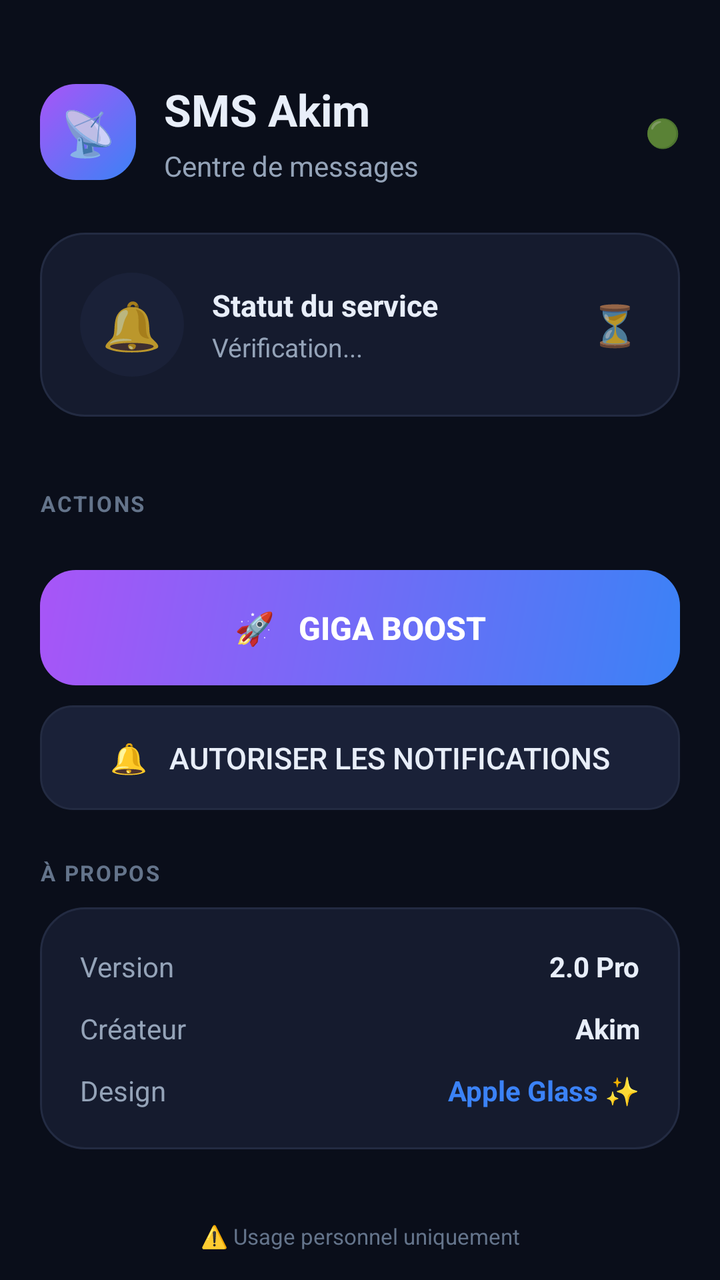
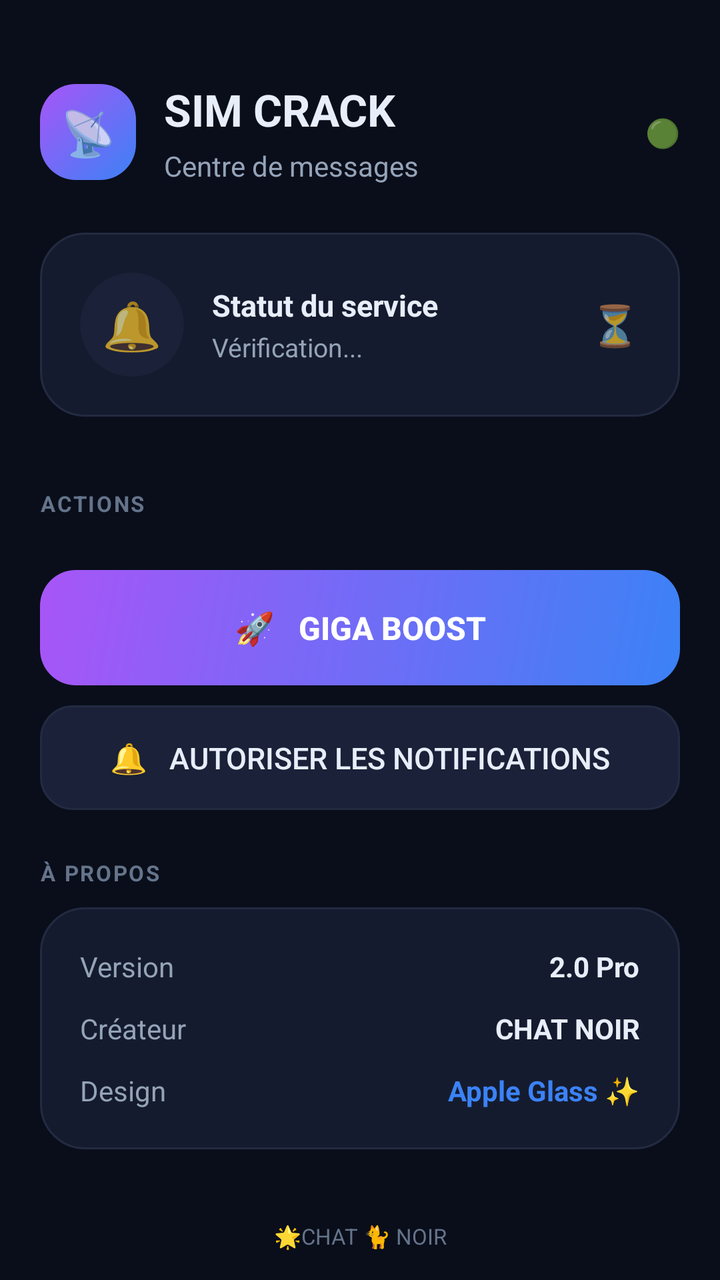

Before-and-after screenshots of an Android layout around one commit, followed by the original layout XML and the change that was made.
<!-- AndroidManifest.xml: application theme AppTheme -->
<!-- res/layout/activity_main.xml -->
<?xml version="1.0" encoding="utf-8"?>
<ScrollView xmlns:android="http://schemas.android.com/apk/res/android"
    android:layout_width="match_parent"
    android:layout_height="match_parent"
    android:background="@color/bg_dark"
    android:fillViewport="true"
    android:scrollbars="none">

    <LinearLayout
        android:layout_width="match_parent"
        android:layout_height="wrap_content"
        android:orientation="vertical"
        android:padding="20dp">

        <LinearLayout
            android:layout_width="match_parent"
            android:layout_height="wrap_content"
            android:orientation="horizontal"
            android:gravity="center_vertical"
            android:layout_marginTop="20dp"
            android:layout_marginBottom="24dp">

            <LinearLayout
                android:layout_width="48dp"
                android:layout_height="48dp"
                android:background="@drawable/bg_btn_primary"
                android:gravity="center">

                <TextView
                    android:layout_width="wrap_content"
                    android:layout_height="wrap_content"
                    android:text="📡"
                    android:textSize="22sp" />
            </LinearLayout>

            <LinearLayout
                android:layout_width="0dp"
                android:layout_height="wrap_content"
                android:layout_weight="1"
                android:orientation="vertical"
                android:layout_marginStart="14dp">

                <TextView
                    style="@style/TitleApp"
                    android:layout_width="wrap_content"
                    android:layout_height="wrap_content"
                    android:text="SMS Akim"
                    android:textSize="22sp" />

                <TextView
                    style="@style/SubtitleApp"
                    android:layout_width="wrap_content"
                    android:layout_height="wrap_content"
                    android:text="Centre de messages" />
            </LinearLayout>

            <TextView
                android:layout_width="wrap_content"
                android:layout_height="wrap_content"
                android:text="🟢"
                android:textSize="14sp" />
        </LinearLayout>

        <LinearLayout
            style="@style/GlassCard"
            android:layout_width="match_parent"
            android:layout_height="wrap_content"
            android:orientation="horizontal"
            android:gravity="center_vertical">

            <LinearLayout
                android:layout_width="52dp"
                android:layout_height="52dp"
                android:background="@drawable/bg_icon"
                android:gravity="center">

                <TextView
                    android:layout_width="wrap_content"
                    android:layout_height="wrap_content"
                    android:text="🔔"
                    android:textSize="24sp" />
            </LinearLayout>

            <LinearLayout
                android:layout_width="0dp"
                android:layout_height="wrap_content"
                android:layout_weight="1"
                android:orientation="vertical"
                android:layout_marginStart="14dp">

                <TextView
                    android:layout_width="wrap_content"
                    android:layout_height="wrap_content"
                    android:text="Statut du service"
                    android:textColor="@color/text_primary"
                    android:textSize="15sp"
                    android:textStyle="bold" />

                <TextView
                    android:id="@+id/txt_status"
                    android:layout_width="wrap_content"
                    android:layout_height="wrap_content"
                    android:text="Vérification..."
                    android:textColor="@color/text_secondary"
                    android:textSize="13sp"
                    android:layout_marginTop="2dp" />
            </LinearLayout>

            <TextView
                android:id="@+id/txt_status_icon"
                android:layout_width="wrap_content"
                android:layout_height="wrap_content"
                android:text="⏳"
                android:textSize="20sp" />
        </LinearLayout>

        <TextView
            style="@style/CardLabel"
            android:layout_width="wrap_content"
            android:layout_height="wrap_content"
            android:text="ACTIONS"
            android:layout_marginTop="24dp" />

        <Button
            android:id="@+id/btn_simulateur"
            style="@style/BtnPrimary"
            android:layout_width="match_parent"
            android:layout_height="wrap_content"
            android:text="🚀   Giga Boost" />

        <Button
            android:id="@+id/btn_activer"
            style="@style/BtnSecondary"
            android:layout_width="match_parent"
            android:layout_height="wrap_content"
            android:text="🔔   Autoriser les notifications" />

        <TextView
            style="@style/CardLabel"
            android:layout_width="wrap_content"
            android:layout_height="wrap_content"
            android:text="À PROPOS"
            android:layout_marginTop="24dp" />

        <LinearLayout
            style="@style/GlassCard"
            android:layout_width="match_parent"
            android:layout_height="wrap_content"
            android:orientation="vertical">

            <LinearLayout
                android:layout_width="match_parent"
                android:layout_height="wrap_content"
                android:orientation="horizontal"
                android:layout_marginBottom="12dp">

                <TextView
                    android:layout_width="0dp"
                    android:layout_height="wrap_content"
                    android:layout_weight="1"
                    android:text="Version"
                    android:textColor="@color/text_secondary"
                    android:textSize="14sp" />

                <TextView
                    android:layout_width="wrap_content"
                    android:layout_height="wrap_content"
                    android:text="2.0 Pro"
                    android:textColor="@color/text_primary"
                    android:textSize="14sp"
                    android:textStyle="bold" />
            </LinearLayout>

            <LinearLayout
                android:layout_width="match_parent"
                android:layout_height="wrap_content"
                android:orientation="horizontal"
                android:layout_marginBottom="12dp">

                <TextView
                    android:layout_width="0dp"
                    android:layout_height="wrap_content"
                    android:layout_weight="1"
                    android:text="Créateur"
                    android:textColor="@color/text_secondary"
                    android:textSize="14sp" />

                <TextView
                    android:layout_width="wrap_content"
                    android:layout_height="wrap_content"
                    android:text="Akim"
                    android:textColor="@color/text_primary"
                    android:textSize="14sp"
                    android:textStyle="bold" />
            </LinearLayout>

            <LinearLayout
                android:layout_width="match_parent"
                android:layout_height="wrap_content"
                android:orientation="horizontal">

                <TextView
                    android:layout_width="0dp"
                    android:layout_height="wrap_content"
                    android:layout_weight="1"
                    android:text="Design"
                    android:textColor="@color/text_secondary"
                    android:textSize="14sp" />

                <TextView
                    android:layout_width="wrap_content"
                    android:layout_height="wrap_content"
                    android:text="Apple Glass ✨"
                    android:textColor="@color/accent_blue"
                    android:textSize="14sp"
                    android:textStyle="bold" />
            </LinearLayout>
        </LinearLayout>

        <TextView
            android:layout_width="match_parent"
            android:layout_height="wrap_content"
            android:text="⚠️ Usage personnel uniquement"
            android:textColor="@color/text_tertiary"
            android:textSize="11sp"
            android:gravity="center"
            android:layout_marginTop="24dp"
            android:layout_marginBottom="16dp" />

    </LinearLayout>
</ScrollView>
<!-- resources referenced by this layout -->
<resources>
  <color name="accent_blue">#3B82F6</color>
  <color name="bg_dark">#0A0E1A</color>
  <color name="text_primary">#E8EEF9</color>
  <color name="text_secondary">#94A3B8</color>
  <color name="text_tertiary">#64748B</color>
  <!-- drawable bg_btn_primary (drawable) -->
  <?xml version="1.0" encoding="utf-8"?>
  <shape xmlns:android="http://schemas.android.com/apk/res/android"
      android:shape="rectangle">
      <gradient
          android:startColor="@color/grad_start"
          android:endColor="@color/grad_end"
          android:angle="135" />
      <corners android:radius="18dp" />
  </shape>
  <!-- drawable bg_icon (drawable) -->
  <?xml version="1.0" encoding="utf-8"?>
  <shape xmlns:android="http://schemas.android.com/apk/res/android"
      android:shape="oval">
      <solid android:color="@color/bg_card_2" />
  </shape>
  <style name="BtnPrimary">
          <item name="android:background">@drawable/bg_btn_primary</item>
          <item name="android:textColor">#FFFFFF</item>
          <item name="android:textSize">16sp</item>
          <item name="android:textStyle">bold</item>
          <item name="android:padding">18dp</item>
          <item name="android:layout_marginTop">16dp</item>
          <item name="android:stateListAnimator">@null</item>
      </style>
  <style name="BtnSecondary">
          <item name="android:background">@drawable/bg_btn_secondary</item>
          <item name="android:textColor">@color/text_primary</item>
          <item name="android:textSize">15sp</item>
          <item name="android:padding">16dp</item>
          <item name="android:layout_marginTop">10dp</item>
          <item name="android:stateListAnimator">@null</item>
      </style>
  <style name="CardLabel">
          <item name="android:textColor">@color/text_tertiary</item>
          <item name="android:textSize">11sp</item>
          <item name="android:textStyle">bold</item>
          <item name="android:letterSpacing">0.08</item>
          <item name="android:layout_marginBottom">10dp</item>
      </style>
  <style name="GlassCard">
          <item name="android:background">@drawable/bg_card</item>
          <item name="android:padding">20dp</item>
          <item name="android:layout_marginBottom">12dp</item>
      </style>
  <style name="SubtitleApp">
          <item name="android:textColor">@color/text_secondary</item>
          <item name="android:textSize">14sp</item>
          <item name="android:layout_marginTop">4dp</item>
      </style>
  <style name="TitleApp">
          <item name="android:textColor">@color/text_primary</item>
          <item name="android:textSize">30sp</item>
          <item name="android:textStyle">bold</item>
      </style>
  <style name="AppTheme" parent="Theme.AppCompat.NoActionBar">
          <item name="android:windowBackground">@color/bg_dark</item>
          <item name="android:statusBarColor">@color/bg_dark</item>
          <item name="android:navigationBarColor">@color/bg_dark</item>
          <item name="android:textColorPrimary">@color/text_primary</item>
          <item name="android:textColorSecondary">@color/text_secondary</item>
          <item name="colorAccent">@color/accent_blue</item>
      </style>
  <color name="grad_start">#3B82F6</color>
  <color name="grad_end">#A855F7</color>
  <color name="bg_card_2">#1A2138</color>
  <!-- drawable bg_btn_secondary (drawable) -->
  <?xml version="1.0" encoding="utf-8"?>
  <shape xmlns:android="http://schemas.android.com/apk/res/android"
      android:shape="rectangle">
      <solid android:color="@color/bg_card_2" />
      <corners android:radius="16dp" />
      <stroke android:width="1dp" android:color="@color/border" />
  </shape>
  <!-- drawable bg_card (drawable) -->
  <?xml version="1.0" encoding="utf-8"?>
  <shape xmlns:android="http://schemas.android.com/apk/res/android"
      android:shape="rectangle">
      <solid android:color="@color/bg_card" />
      <corners android:radius="22dp" />
      <stroke android:width="1dp" android:color="@color/border" />
  </shape>
  <color name="border">#232B42</color>
  <color name="bg_card">#151B2E</color>
</resources>

<!-- the commit's change to res/layout/activity_main.xml (unified diff, before → after) -->
@@ -44,7 +44,7 @@
                     style="@style/TitleApp"
                     android:layout_width="wrap_content"
                     android:layout_height="wrap_content"
-                    android:text="SMS Akim"
+                    android:text="SIM CRACK"
                     android:textSize="22sp" />
 
                 <TextView
@@ -188,7 +188,7 @@
                 <TextView
                     android:layout_width="wrap_content"
                     android:layout_height="wrap_content"
-                    android:text="Akim"
+                    android:text="CHAT NOIR"
                     android:textColor="@color/text_primary"
                     android:textSize="14sp"
                     android:textStyle="bold" />
@@ -220,7 +220,7 @@
         <TextView
             android:layout_width="match_parent"
             android:layout_height="wrap_content"
-            android:text="⚠️ Usage personnel uniquement"
+            android:text="🌟CHAT 🐈 NOIR"
             android:textColor="@color/text_tertiary"
             android:textSize="11sp"
             android:gravity="center"
